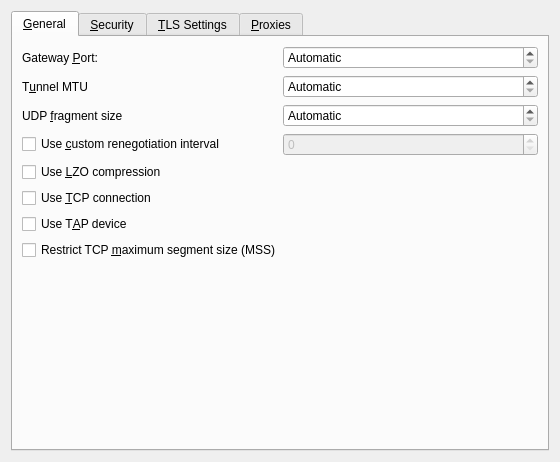
The window that vpn/openvpn/openvpnadvanced.ui (KDE/plasma-nm) describes before a commit, drawn with Qt 5.
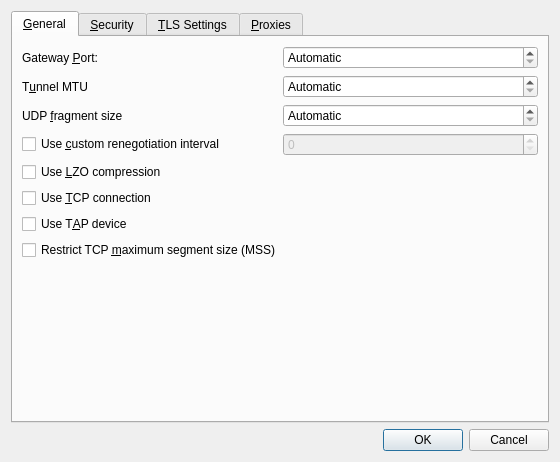
The same window after the commit. Custom widgets are drawn as their Qt base class.

Commit message: provide Ok/Cancel buttons for the Advanced dialog

The edit to the form file:
```diff
--- a/vpn/openvpn/openvpnadvanced.ui
+++ b/vpn/openvpn/openvpnadvanced.ui
@@ -554,6 +554,13 @@
      </widget>
     </widget>
    </item>
+   <item>
+    <widget class="QDialogButtonBox" name="buttonBox">
+     <property name="standardButtons">
+      <set>QDialogButtonBox::Cancel|QDialogButtonBox::Ok</set>
+     </property>
+    </widget>
+   </item>
   </layout>
  </widget>
  <customwidgets>
```
The commit also changes 2 other files.
